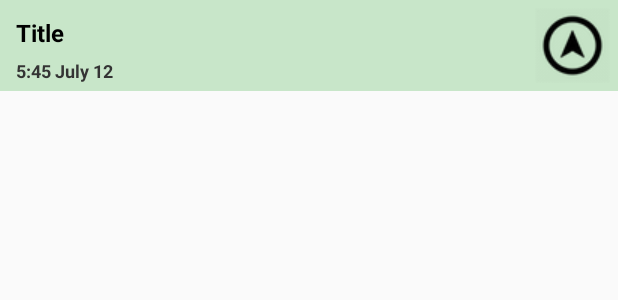
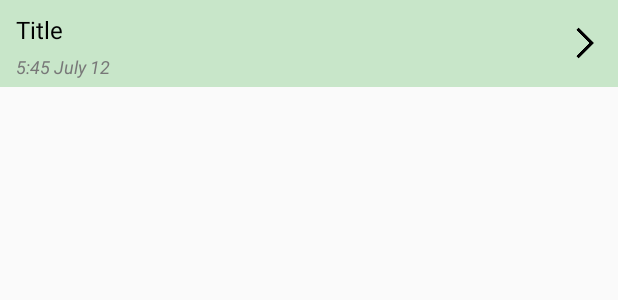
Before and after one commit to giladoved/Pin-it-Android, an Android app: the layout listcell.xml on its own in the app's theme, with its tools: preview values and no code run, on a phone screen of 412 x 824 dp. Shown: the top 300 px of the screen. Run offline under Robolectric (Android 15) with nearby library versions, the light colour scheme and no system bars.

Commit message:
cleaner listview

```diff
--- a/app/src/main/res/layout/fragment_list_view.xml
+++ b/app/src/main/res/layout/fragment_list_view.xml
@@ -6,7 +6,7 @@
 
     <ListView
         android:id="@android:id/list"
-        android:divider="#343434"
+        android:divider="#787878"
         android:dividerHeight="2px"
         android:layout_width="match_parent"
         android:layout_height="match_parent">
--- a/app/src/main/res/layout/listcell.xml
+++ b/app/src/main/res/layout/listcell.xml
@@ -13,8 +13,10 @@
         android:textColor="#000000"
         android:typeface="sans"
         android:textSize="16dp"
-        android:padding="5dp"
-        android:textStyle="bold"
+        android:layout_marginTop="3dp"
+        android:paddingLeft="5dp"
+        android:paddingRight="5dp"
+        android:paddingBottom="5dp"
         android:layout_toStartOf="@+id/navigateBtn"
         android:text="Title" />
 
@@ -25,20 +27,22 @@
         android:text="5:45 July 12"
         android:layout_marginRight="5dp"
         android:textSize="12sp"
-        android:textColor="#343434"
-        android:textStyle="bold"
+        android:textColor="#787878"
         android:layout_marginLeft="5dp"
         android:maxLines="2"
-        android:layout_alignBottom="@+id/navigateBtn"
-        android:layout_toStartOf="@+id/navigateBtn" />
+        android:layout_below="@+id/titleTxt"
+        android:layout_alignParentStart="true"
+        android:textStyle="italic" />
 
 
-    <ImageButton android:layout_width="wrap_content"
-        android:layout_height="wrap_content"
+    <ImageButton android:layout_width="25dp"
+        android:layout_height="25dp"
+        android:scaleType="fitCenter"
         android:background="@android:color/transparent"
-        android:src="@drawable/navicon"
+        android:src="@drawable/nexticon"
         android:id="@+id/navigateBtn"
         android:tint="#000000"
-        android:layout_alignParentEnd="true" />
+        android:layout_centerVertical="true"
+        android:layout_alignEnd="@+id/dateCreatedTxt" />
 
 </RelativeLayout>
```
Also changed, not shown: app/src/main/res/drawable/nexticon.png (added), app/src/main/res/drawable/showmapicon.png (added).
